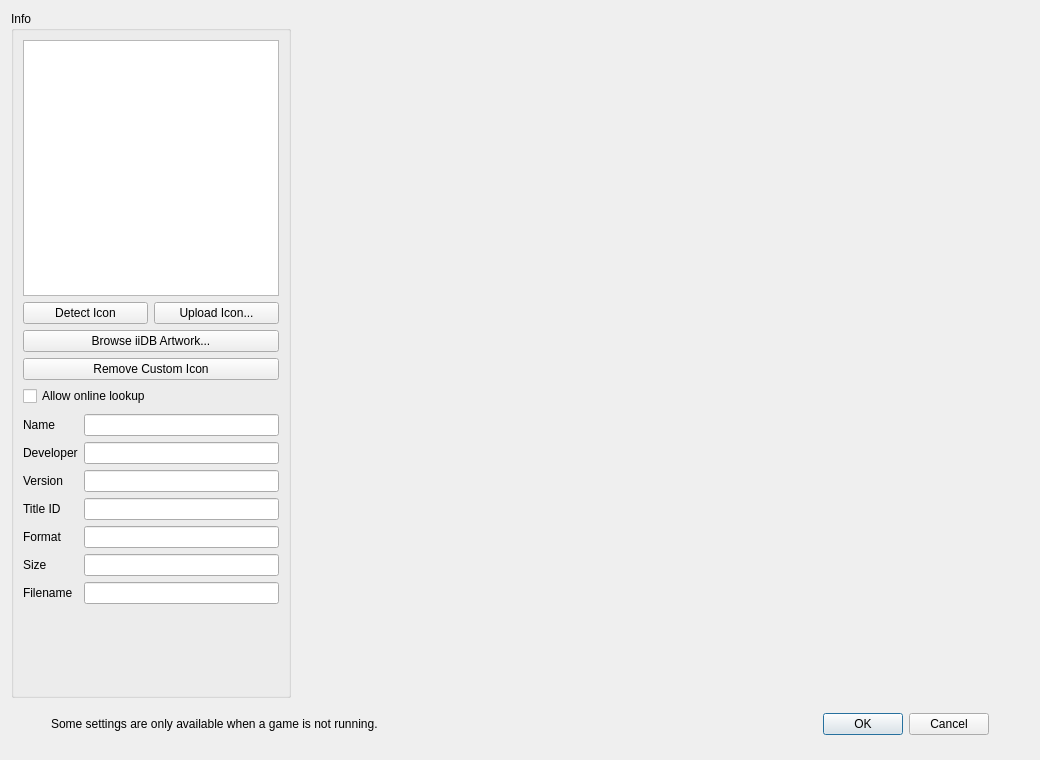
Above: src/lichii/configuration/configure_per_game.ui from AC-Storm-YT/Lichii before the change. Below: the same form after it.
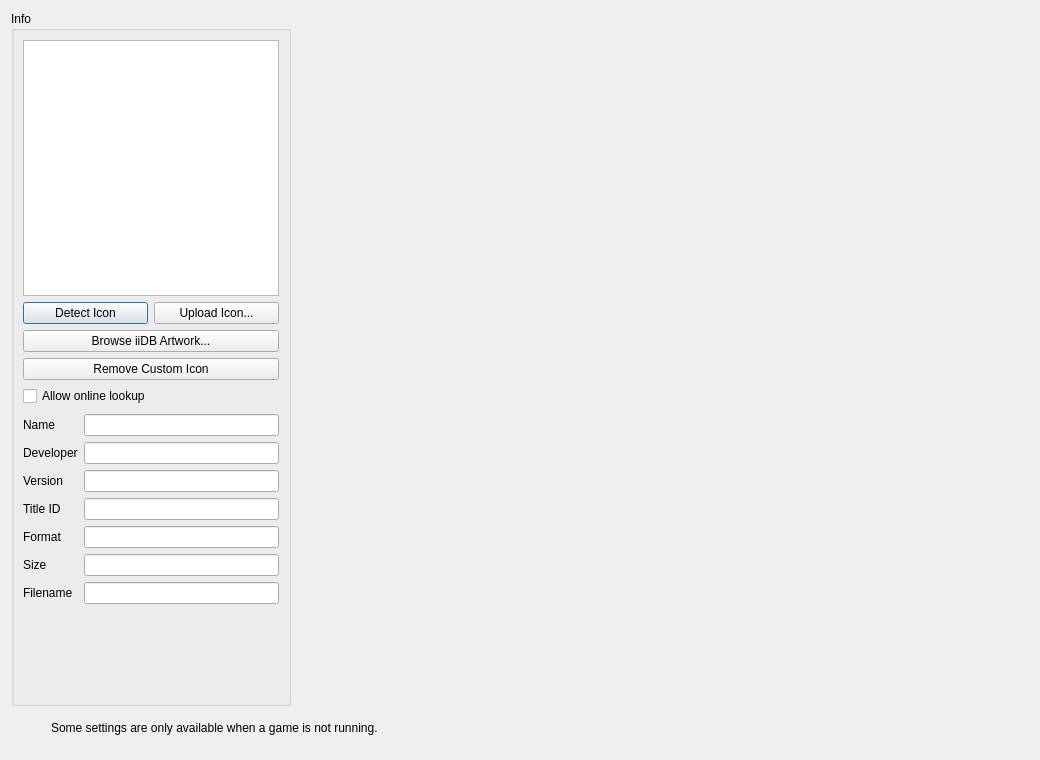
That is the form after the change.

Commit message:
Spotlight settings: remove the OK/Cancel footer
Back, Escape and closing the window apply and close Settings and Game Settings, as OK did. Reset to defaults and the per-game Reset all still close without applying. The note about settings that need the game stopped stays while a game runs. Applying no longer crashes when the Library page was never opened.

The edit to the form file:
```diff
--- a/src/lichii/configuration/configure_per_game.ui
+++ b/src/lichii/configuration/configure_per_game.ui
@@ -313,22 +313,6 @@
        </property>
       </widget>
      </item>
-     <item>
-      <widget class="QDialogButtonBox" name="buttonBox">
-       <property name="sizePolicy">
-        <sizepolicy hsizetype="Preferred" vsizetype="Preferred">
-         <horstretch>0</horstretch>
-         <verstretch>0</verstretch>
-        </sizepolicy>
-       </property>
-       <property name="orientation">
-        <enum>Qt::Horizontal</enum>
-       </property>
-       <property name="standardButtons">
-        <set>QDialogButtonBox::Cancel|QDialogButtonBox::Ok</set>
-       </property>
-      </widget>
-     </item>
     </layout>
     </widget>
    </item>
```
Left out of the diff: 35 changed lines with no effect on the pictures. The commit also changes 5 other files.
